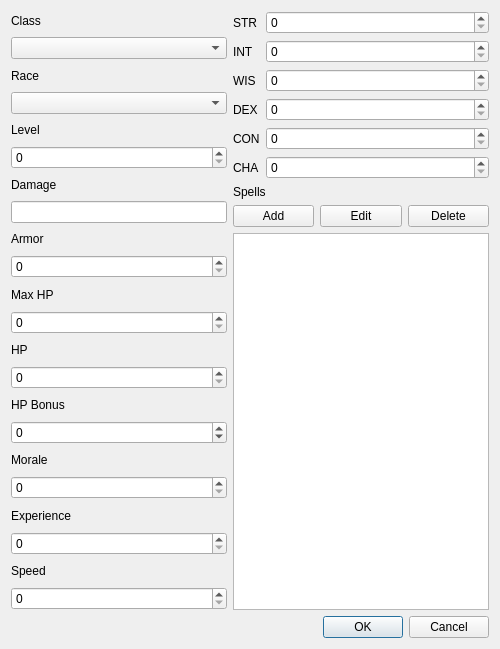
The window that editor/actors/character_edit_dlg.ui (lonski/amarlon) describes before a commit, drawn with Qt 5.
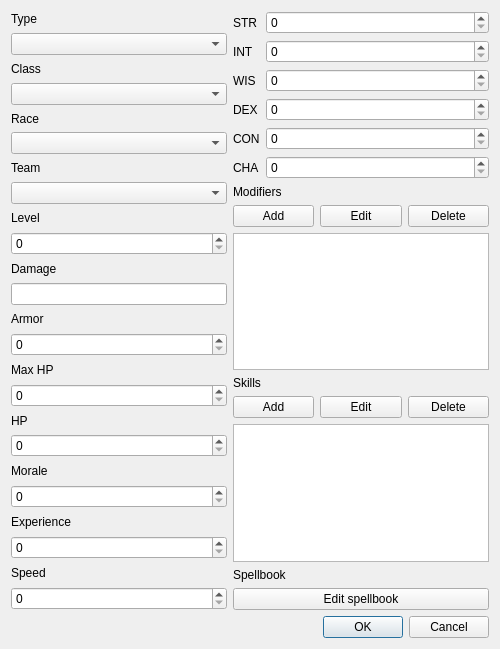
The same window after the commit.

Commit message: character, destroyable editor

The edit to the form file:
```diff
--- a/editor/actors/character_edit_dlg.ui
+++ b/editor/actors/character_edit_dlg.ui
@@ -18,6 +18,16 @@
     <layout class="QHBoxLayout" name="horizontalLayout_2">
      <item>
       <layout class="QVBoxLayout" name="verticalLayout">
+       <item>
+        <widget class="QLabel" name="label_9">
+         <property name="text">
+          <string>Type</string>
+         </property>
+        </widget>
+       </item>
+       <item>
+        <widget class="QComboBox" name="fCharType"/>
+       </item>
        <item>
         <widget class="QLabel" name="label_2">
          <property name="text">
@@ -38,6 +48,16 @@
        <item>
         <widget class="QComboBox" name="fRace"/>
        </item>
+       <item>
+        <widget class="QLabel" name="label_19">
+         <property name="text">
+          <string>Team</string>
+         </property>
+        </widget>
+       </item>
+       <item>
+        <widget class="QComboBox" name="fTeam"/>
+       </item>
        <item>
         <widget class="QLabel" name="label">
          <property name="text">
@@ -88,20 +108,6 @@
        <item>
         <widget class="QSpinBox" name="fHP"/>
        </item>
-       <item>
-        <widget class="QLabel" name="label_9">
-         <property name="text">
-          <string>HP Bonus</string>
-         </property>
-        </widget>
-       </item>
-       <item>
-        <widget class="QSpinBox" name="fHPBonus">
-         <property name="minimum">
-          <number>-99</number>
-         </property>
-        </widget>
-       </item>
        <item>
         <widget class="QLabel" name="label_11">
          <property name="text">
@@ -205,7 +211,7 @@
          <item>
           <widget class="QLabel" name="label_18">
            <property name="text">
-            <string>Spells</string>
+            <string>Modifiers</string>
            </property>
           </widget>
          </item>
@@ -235,7 +241,70 @@
           </layout>
          </item>
          <item>
-          <widget class="QListWidget" name="fSpells"/>
+          <widget class="QListWidget" name="fModifiers"/>
+         </item>
+         <item>
+          <layout class="QVBoxLayout" name="verticalLayout_5">
+           <item>
+            <widget class="QLabel" name="label_20">
+             <property name="text">
+              <string>Skills</string>
+             </property>
+            </widget>
+           </item>
+           <item>
+            <layout class="QHBoxLayout" name="horizontalLayout_3">
+             <item>
+              <widget class="QPushButton" name="btnAddSkill">
+               <property name="text">
+                <string>Add</string>
+               </property>
+              </widget>
+             </item>
+             <item>
+              <widget class="QPushButton" name="btnEditSkill">
+               <property name="text">
+                <string>Edit</string>
+               </property>
+              </widget>
+             </item>
+             <item>
+              <widget class="QPushButton" name="btnDeleteSkill">
+               <property name="text">
+                <string>Delete</string>
+               </property>
+              </widget>
+             </item>
+            </layout>
+           </item>
+           <item>
+            <widget class="QTableWidget" name="fSkills">
+             <property name="editTriggers">
+              <set>QAbstractItemView::NoEditTriggers</set>
+             </property>
+             <property name="selectionMode">
+              <enum>QAbstractItemView::SingleSelection</enum>
+             </property>
+             <property name="selectionBehavior">
+              <enum>QAbstractItemView::SelectRows</enum>
+             </property>
+            </widget>
+           </item>
+           <item>
+            <widget class="QLabel" name="label_21">
+             <property name="text">
+              <string>Spellbook</string>
+             </property>
+            </widget>
+           </item>
+           <item>
+            <widget class="QPushButton" name="btnEditSpellbook">
+             <property name="text">
+              <string>Edit spellbook</string>
+             </property>
+            </widget>
+           </item>
+          </layout>
          </item>
         </layout>
        </item>
```
The commit also changes 25 other files.
